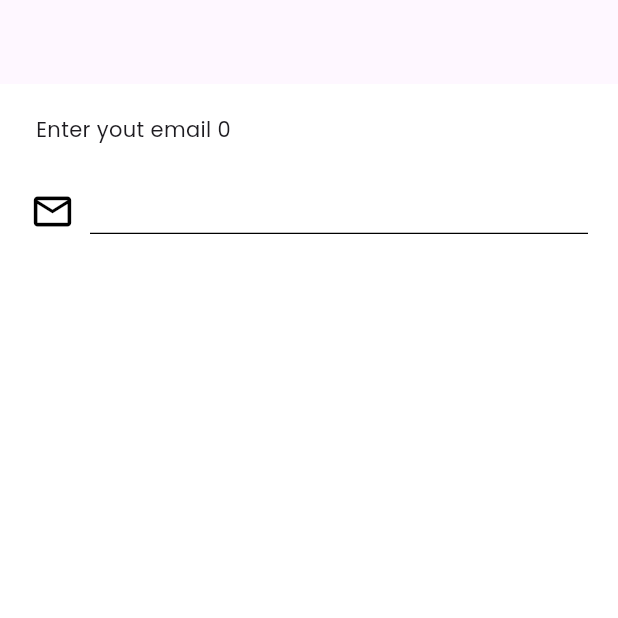
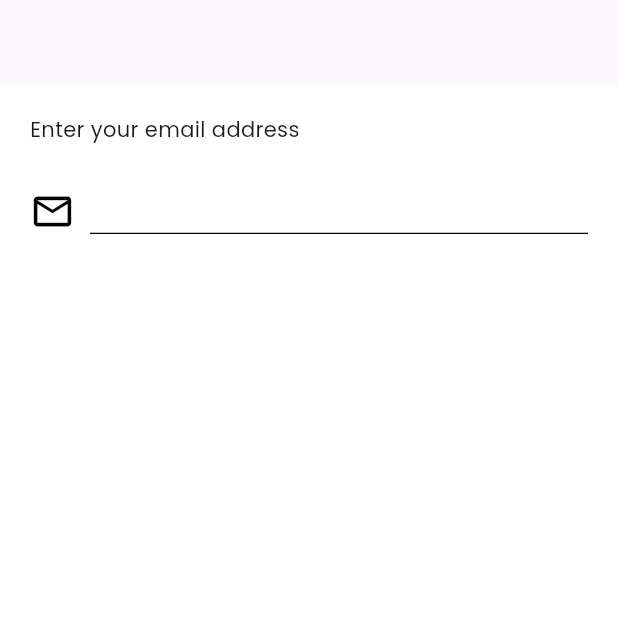
Before and after one commit to mohanedSalaheldin/social-app, a Flutter app: the screen it shows after launch, on a phone screen of 412 x 824 dp, the top half of it. Run offline on Flutter 3.47's test engine with Material 3 defaults, Android fonts, the phone set to English and light mode, and no system bars; drawn by our look-alikes of smooth_page_indicator; our stand-ins replace bloc, cloud_firestore, device_preview, equatable, firebase_core, gap and 1 more; accounts and stored records are empty.

Commit message:
edit register ui

```diff
--- a/lib/app.dart
+++ b/lib/app.dart
@@ -12,7 +12,7 @@ class MyApp extends StatelessWidget {
       title: 'Social ',
       debugShowCheckedModeBanner: false,
       theme: getLightTheme(),
-      home: const RegisterScreen(),
+      home:  RegisterScreen(),
     );
   }
 }
--- a/lib/src/features/auth/presentation/pages/register_screen.dart
+++ b/lib/src/features/auth/presentation/pages/register_screen.dart
@@ -6,16 +6,52 @@ import 'package:hexcolor/hexcolor.dart';
 import 'package:smooth_page_indicator/smooth_page_indicator.dart';
 import 'package:social_app/src/features/auth/presentation/pages/login_screen.dart';
 import 'package:social_app/src/features/auth/presentation/widgets/auth_form_field.dart';
+import 'package:social_app/src/features/auth/presentation/widgets/register_steps_widgets.dart';
 
 class RegisterScreen extends StatelessWidget {
-  const RegisterScreen({super.key});
+  RegisterScreen({super.key});
+  final _emailController = TextEditingController();
+  final _passwordController = TextEditingController();
+  final _repeatPasswordController = TextEditingController();
+  final _userNameController = TextEditingController();
+  final _emailFormKey = GlobalKey();
+  final _passwordFormKey = GlobalKey();
+  final _repeatPasswordFormKey = GlobalKey();
+  final _userNameFormKey = GlobalKey();
+
+
 
   @override
   Widget build(BuildContext context) {
-    // var emailController = TextEditingController();
-    // var passwordController = TextEditingController();
+    final List<Widget> pages = [
+      RegisterPage(
+        icon: Icons.email_outlined,
+        title: 'Enter your email address',
+        controller: _emailController,
+        globalKey: _emailFormKey,
+      ),
+      RegisterPage(
+        icon: Icons.lock_outline_rounded,
+        title: 'Enter your password',
+        controller: _passwordController,
+        globalKey: _passwordFormKey,
+      ),
+      RegisterPage(
+        icon: Icons.person_outline_rounded,
+        title: 'Enter your user name',
+        controller: _userNameController,
+        globalKey: _userNameFormKey,
+      ),
+      RegisterPage(
+        icon: Icons.person_outline_rounded,
+        title: 'Enter your user name',
+        controller: _userNameController,
+        globalKey: _userNameFormKey,
+      ),
+    ];
+
     var pageController = PageController();
-    bool last = false;
+    int currentPage = 0;
     return Scaffold(
       appBar: AppBar(),
       body: Padding(
@@ -27,15 +63,11 @@ class RegisterScreen extends StatelessWidget {
             Expanded(
               child: PageView.builder(
                 onPageChanged: (value) {
-                  if (value == 3) {
-                    last = true;
-                  }
+                  currentPage = value;
                 },
                 physics: const NeverScrollableScrollPhysics(),
                 controller: pageController,
-                itemBuilder: (context, index) => EmailPage(
-                  index: index,
-                ),
+                itemBuilder: (context, index) => pages[index],
                 itemCount: 4,
               ),
             ),
@@ -49,14 +81,26 @@ class RegisterScreen extends StatelessWidget {
                 ),
                 FloatingActionButton(
                   onPressed: () {
-                    if (last) {
-                      Navigator.push(
-                        context,
-                        MaterialPageRoute(
-                          builder: (context) => const LoginScreen(),
-                        ),
-                      );
+                    if (currentPage == 3) {
+                      print('********************');
+                      print(_emailController.text);
+                      print('********************');
+                      print(_passwordController.text);
+                      print('********************');
+                      print(_userNameController.text);
+                      print('********************');
+                      print(_userNameController.text);
+                      print('********************');
+                      // print(emailController.text);
+                      // Navigator.push(
+                      //   context,
+                      //   MaterialPageRoute(
+                      //     builder: (context) => const LoginScreen(),
+                      //   ),
+                      // );
                     } else {
+                      // print()
+                      // FocusManager.instance.primaryFocus?.unfocus();
                       pageController.nextPage(
                         duration: const Duration(milliseconds: 750),
                         curve: Curves.fastLinearToSlowEaseIn,
@@ -73,27 +117,3 @@ class RegisterScreen extends StatelessWidget {
     );
   }
 }
-
-class EmailPage extends StatelessWidget {
-  const EmailPage({super.key, required this.index});
-  final int index;
-
-  @override
-  Widget build(BuildContext context) {
-    return Column(
-      mainAxisAlignment: MainAxisAlignment.start,
-      crossAxisAlignment: CrossAxisAlignment.start,
-      children: [
-        Text(' Enter yout email $index'),
-        AuthTextFormField(
-          controller: TextEditingController(),
-          iconData: Icons.email_outlined,
-          txt: '',
-          validator: (p0) {
-            return null;
-          },
-        ),
-      ],
-    );
-  }
-}
--- /dev/null
+++ b/lib/src/features/auth/presentation/widgets/register_steps_widgets.dart
@@ -0,0 +1,36 @@
+import 'package:flutter/material.dart';
+import 'package:social_app/src/features/auth/presentation/widgets/auth_form_field.dart';
+
+class RegisterPage extends StatelessWidget {
+  const RegisterPage({
+    super.key,
+    required this.icon,
+    required this.title, required this.controller, required this.globalKey,
+  });
+  final IconData icon;
+  final String title;
+  final TextEditingController controller;
+  final GlobalKey globalKey;
+
+  @override
+  Widget build(BuildContext context) {
+    return Form(
+      key: globalKey,
+      child: Column(
+        mainAxisAlignment: MainAxisAlignment.start,
+        crossAxisAlignment: CrossAxisAlignment.start,
+        children: [
+          Text(title),
+          AuthTextFormField(
+            controller: controller,
+            iconData: icon,
+            txt: '',
+            validator: (p0) {
+              return null;
+            },
+          ),
+        ],
+      ),
+    );
+  }
+}
```
